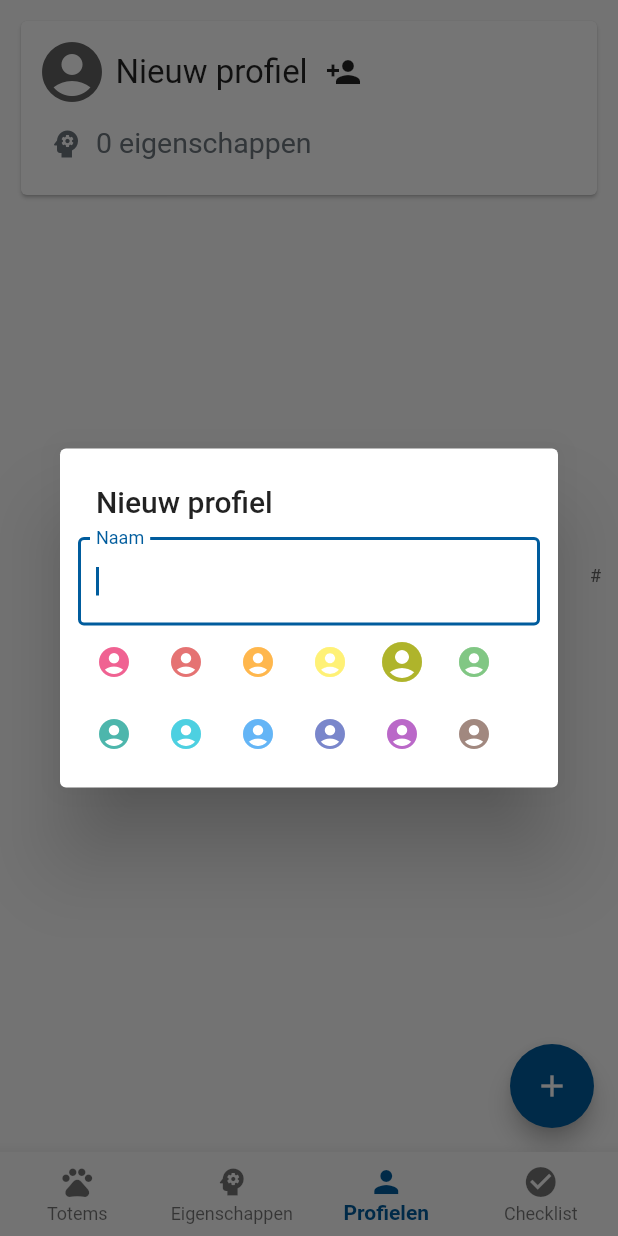
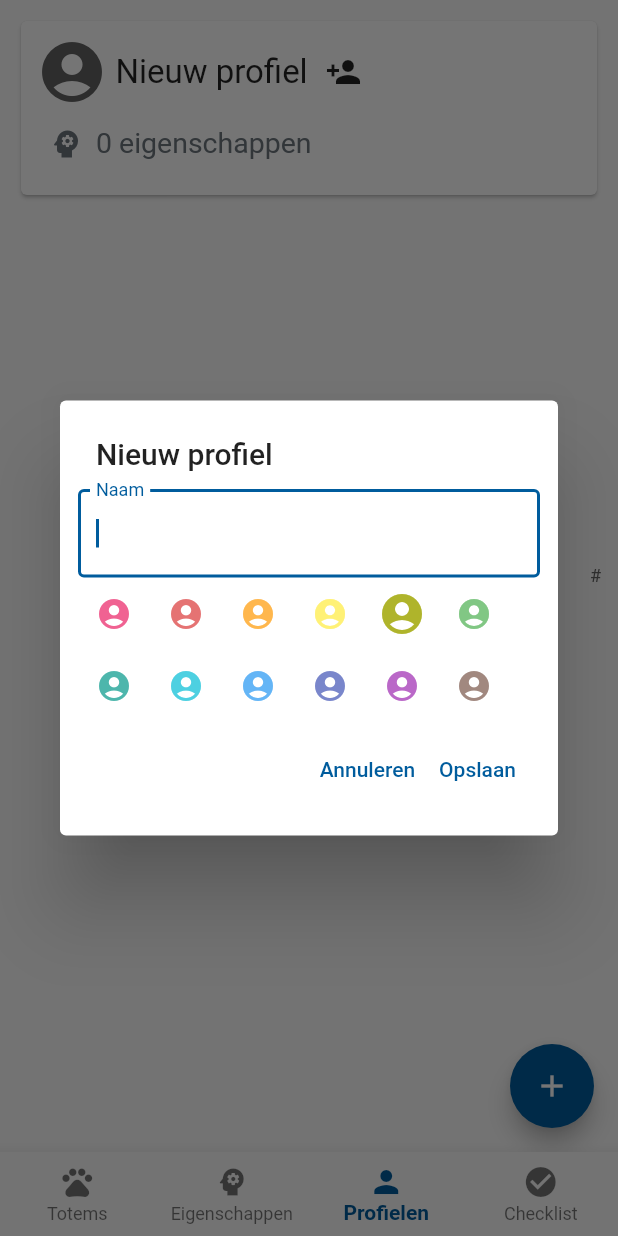
Before and after one commit to ScoutsGidsenVL/totem-app-2023, a Flutter app: the screen it shows after launch, item 3 of the bottom bar chosen, after a tap on the "person add" icon, on a phone screen of 412 x 824 dp. Run offline on Flutter 3.47's test engine with Material 2 defaults, Android fonts, the phone set to English and light mode, and no system bars; drawn by our look-alikes of azlistview, flutter_speed_dial; our stand-ins replace flutter_cache_manager, flutter_markdown, flutter_native_splash, scrollable_positioned_list, share_plus, shared_preferences; network calls fail.

Commit message:
Add action buttons to profile dialog

```diff
--- a/lib/pages/profielen.dart
+++ b/lib/pages/profielen.dart
@@ -92,9 +92,9 @@ class _ProfielenState extends State<Profielen> {
                       context: context,
                       builder: (context) {
                         return ImportDialog(onSubmitted: (profile) {
-                          context
-                              .read<ProfileManager>()
-                              .addProfile(profile, force: true);
+                          context.read<ProfileManager>()
+                            ..selectedName = profile.name
+                            ..addProfile(profile, force: true);
                         });
                       });
                 },
--- a/lib/widgets/profile_dialog.dart
+++ b/lib/widgets/profile_dialog.dart
@@ -23,14 +23,24 @@ class ProfileDialog extends StatefulWidget {
 }
 
 class _ProfileDialogState extends State<ProfileDialog> {
+  final _nameController = TextEditingController();
   final _formKey = GlobalKey<FormState>();
   late int _colorId;
 
   @override
   void initState() {
     super.initState();
+    if (widget.initialName != null) {
+      _nameController.text = widget.initialName!;
+    }
     _colorId =
         widget.initialColor ?? Random().nextInt(ProfileData.colors.length);
+  }
+
+  @override
+  void dispose() {
+    _nameController.dispose();
+    super.dispose();
   }
 
   void selectColor(int id) {
@@ -53,6 +63,13 @@ class _ProfileDialogState extends State<ProfileDialog> {
     return null;
   }
 
+  void saveProfile(BuildContext context) {
+    if (_formKey.currentState!.validate()) {
+      widget.onSubmitted(_nameController.text.trim(), _colorId);
+      Navigator.pop(context);
+    }
+  }
+
   @override
   Widget build(BuildContext context) {
     final profiles = context.watch<ProfileManager>().profiles;
@@ -66,13 +83,10 @@ class _ProfileDialogState extends State<ProfileDialog> {
         Form(
             key: _formKey,
             child: TextFormField(
-                initialValue: widget.initialName,
+                controller: _nameController,
                 validator: (s) => validateName(s, profiles),
                 onFieldSubmitted: (name) {
-                  if (_formKey.currentState!.validate()) {
-                    widget.onSubmitted(name.trim(), _colorId);
-                    Navigator.pop(context);
-                  }
+                  saveProfile(context);
                 },
                 autofocus: true,
                 textCapitalization: TextCapitalization.words,
@@ -90,6 +104,26 @@ class _ProfileDialogState extends State<ProfileDialog> {
                       ? (darkMode ? c.shade300 : c.shade700)
                       : (darkMode ? c.shade500 : c.shade300)));
         }).toList()),
+        Padding(
+          padding:
+              DialogTheme.of(context).actionsPadding ?? const EdgeInsets.all(8),
+          child: OverflowBar(
+            alignment: MainAxisAlignment.end,
+            overflowAlignment: OverflowBarAlignment.end,
+            children: [
+              TextButton(
+                  onPressed: () {
+                    Navigator.pop(context);
+                  },
+                  child: const Text('Annuleren')),
+              TextButton(
+                  onPressed: () {
+                    saveProfile(context);
+                  },
+                  child: const Text('Opslaan')),
+            ],
+          ),
+        ),
       ],
     );
   }
```
